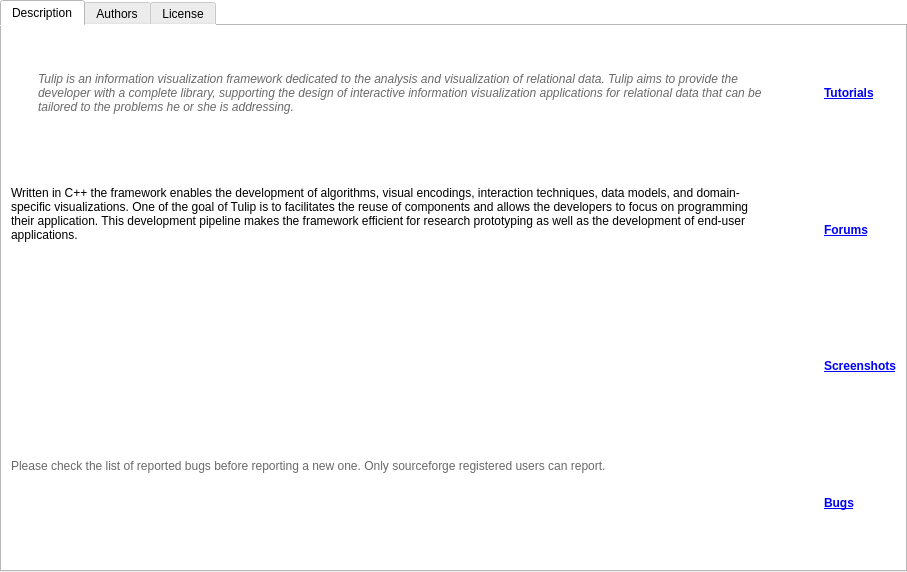
First picture: the form in library/tulip-gui/designer/AboutTulipPage.ui, repository Tulip-Dev/tulip, before the edit.
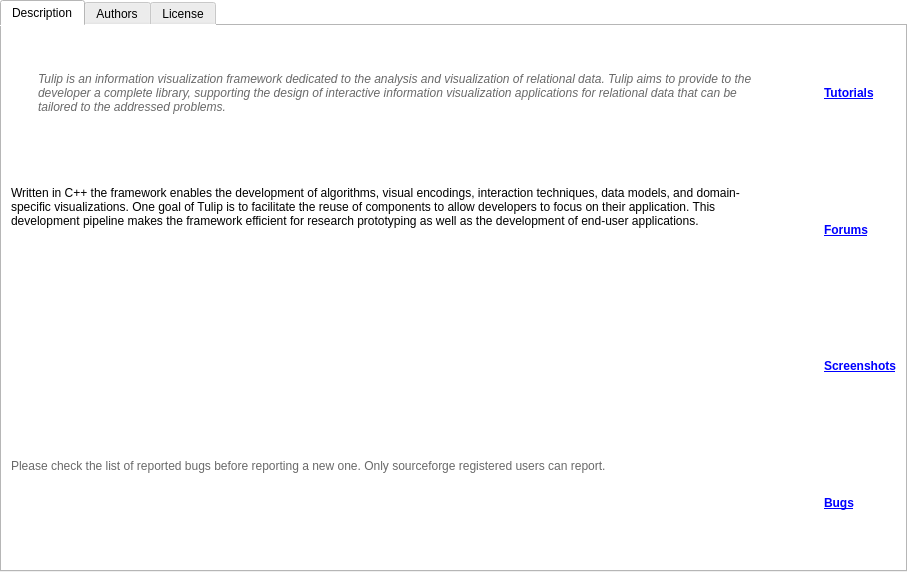
Second picture: the form after the edit. Icons and pictures are not drawn.

Commit message: Add a correct window title to the about page fix English install the abouttulippage include file to be able to use it in other perspectives

Diff of the .ui file:
```diff
--- a/library/tulip-gui/designer/AboutTulipPage.ui
+++ b/library/tulip-gui/designer/AboutTulipPage.ui
@@ -86,7 +86,7 @@
 font: bold italic 11pt &quot;Arial&quot;;</string>
                </property>
                <property name="text">
-                <string>&lt;i&gt;Tulip is an information visualization framework dedicated to the analysis and visualization of relational data. Tulip aims to provide the developer with a complete library, supporting the design of interactive information visualization applications for relational data that can be tailored to the problems he or she is addressing.&lt;/i&gt;</string>
+                <string>&lt;i&gt;Tulip is an information visualization framework dedicated to the analysis and visualization of relational data. Tulip aims to provide to the developer a complete library, supporting the design of interactive information visualization applications for relational data that can be tailored to the addressed problems.&lt;/i&gt;</string>
                </property>
                <property name="alignment">
                 <set>Qt::AlignLeading|Qt::AlignLeft|Qt::AlignVCenter</set>
@@ -101,7 +101,7 @@
            <item>
             <widget class="QLabel" name="label_3">
              <property name="text">
-              <string>&lt;br/&gt;Written in C++ the framework enables the development of algorithms, visual encodings, interaction techniques, data models, and domain-specific visualizations. One of the goal of Tulip is to facilitates the reuse of components and allows the developers to focus on programming their application. This development pipeline makes the framework efficient for research prototyping as well as the development of end-user applications.</string>
+              <string>&lt;html&gt;&lt;head/&gt;&lt;body&gt;&lt;p&gt;&lt;br/&gt;Written in C++ the framework enables the development of algorithms, visual encodings, interaction techniques, data models, and domain-specific visualizations. One goal of Tulip is to facilitate the reuse of components to allow  developers to focus on their application. This development pipeline makes the framework efficient for research prototyping as well as the development of end-user applications.&lt;/p&gt;&lt;/body&gt;&lt;/html&gt;</string>
              </property>
              <property name="alignment">
               <set>Qt::AlignLeading|Qt::AlignLeft|Qt::AlignTop</set>
```
Left out of the diff: 3 changed lines with no effect on the pictures. The commit also changes 3 other files.
